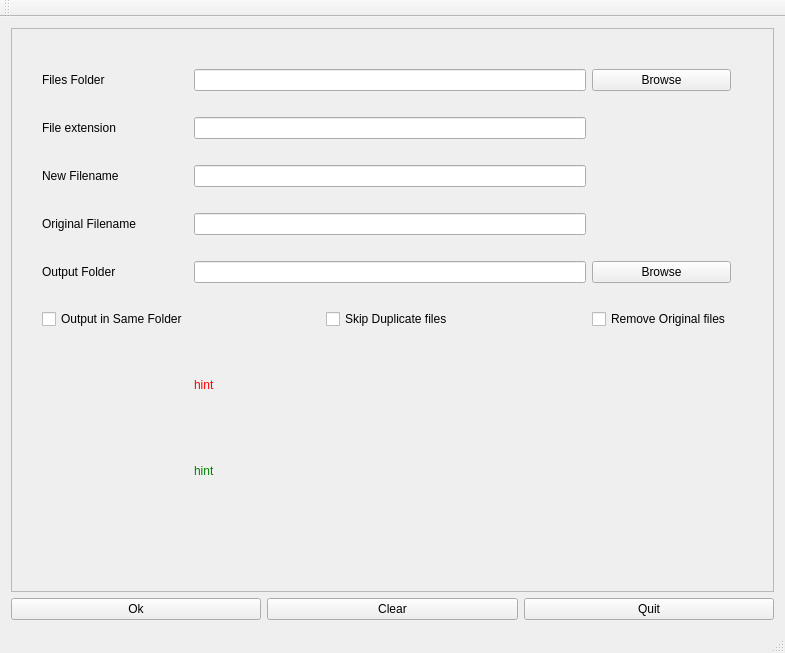
Before: the Qt Designer form UI/mainwindow.ui in EricChou66/namemodifier, drawn with Qt 5.
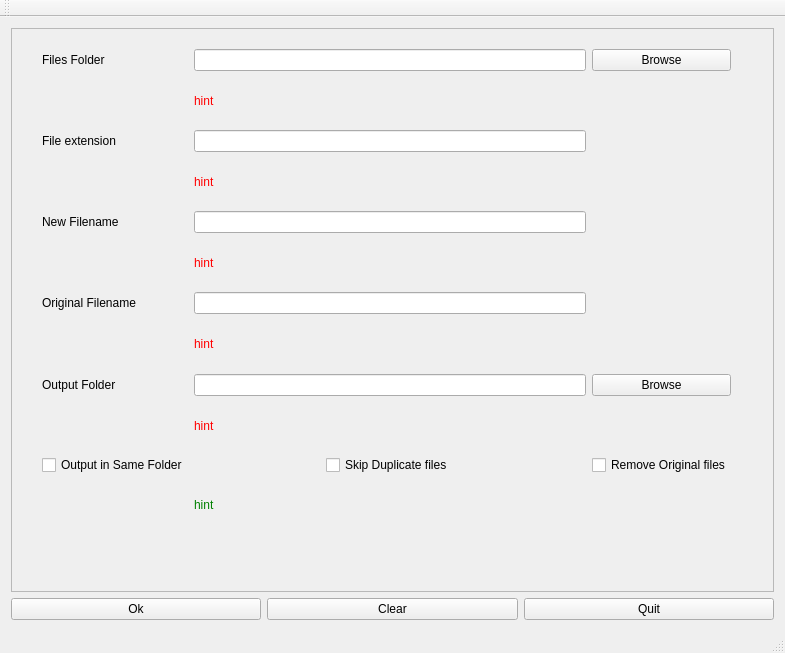
After: the same form once the commit is applied.

Commit message: wrap text in hint label

The edit to the form file:
```diff
--- a/UI/mainwindow.ui
+++ b/UI/mainwindow.ui
@@ -57,114 +57,31 @@
         </rect>
        </property>
        <layout class="QGridLayout" name="gridLayout_3">
-        <item row="11" column="1">
-         <widget class="QLabel" name="instruLabel">
-          <property name="maximumSize">
-           <size>
-            <width>500</width>
-            <height>60</height>
-           </size>
-          </property>
-          <property name="styleSheet">
-           <string notr="true">color:green</string>
-          </property>
+        <item row="13" column="0">
+         <widget class="QCheckBox" name="samefoldBox">
           <property name="text">
-           <string>hint</string>
+           <string>Output in Same Folder</string>
           </property>
-          <property name="margin">
-           <number>0</number>
-          </property>
-          <property name="indent">
-           <number>0</number>
-          </property>
          </widget>
         </item>
-        <item row="6" column="1">
-         <widget class="QLineEdit" name="outputStr">
+        <item row="2" column="1">
+         <widget class="QLineEdit" name="extStr">
           <property name="readOnly">
-           <bool>true</bool>
-          </property>
-          <property name="clearButtonEnabled">
            <bool>false</bool>
           </property>
          </widget>
         </item>
-        <item row="3" column="1">
-         <widget class="QLineEdit" name="originalfnStr">
-          <property name="readOnly">
-           <bool>false</bool>
-          </property>
-          <property name="clearButtonEnabled">
-           <bool>false</bool>
-          </property>
-         </widget>
-        </item>
-        <item row="0" column="0" alignment="Qt::AlignLeft">
-         <widget class="QLabel" name="folderLabel">
-          <property name="text">
-           <string>Files Folder</string>
-          </property>
-          <property name="indent">
-           <number>0</number>
-          </property>
-         </widget>
-        </item>
-        <item row="6" column="0" alignment="Qt::AlignLeft">
-         <widget class="QLabel" name="outputLabel">
-          <property name="text">
-           <string>Output Folder</string>
-          </property>
-          <property name="indent">
-           <number>0</number>
-          </property>
-         </widget>
-        </item>
-        <item row="0" column="2">
-         <widget class="QPushButton" name="folderBtn">
-          <property name="text">
-           <string>Browse</string>
-          </property>
-         </widget>
-        </item>
         <item row="0" column="1">
          <widget class="QLineEdit" name="folderStr">
           <property name="enabled">
            <bool>true</bool>
           </property>
           <property name="readOnly">
-           <bool>true</bool>
-          </property>
-         </widget>
-        </item>
-        <item row="2" column="1">
-         <widget class="QLineEdit" name="newfilenameStr">
-          <property name="readOnly">
            <bool>false</bool>
           </property>
          </widget>
         </item>
-        <item row="6" column="2">
-         <widget class="QPushButton" name="outputBtn">
-          <property name="text">
-           <string>Browse</string>
-          </property>
-         </widget>
-        </item>
-        <item row="9" column="2">
-         <widget class="QCheckBox" name="removeBox">
-          <property name="text">
-           <string>Remove Original files</string>
-          </property>
-         </widget>
-        </item>
-        <item row="9" column="0">
-         <widget class="QCheckBox" name="samefoldBox">
-          <property name="text">
-           <string>Output in Same Folder</string>
-          </property>
-         </widget>
-        </item>
-        <item row="1" column="0" alignment="Qt::AlignLeft">
+        <item row="2" column="0" alignment="Qt::AlignLeft">
          <widget class="QLabel" name="extLabel">
           <property name="text">
            <string>File extension</string>
@@ -174,7 +91,68 @@
           </property>
          </widget>
         </item>
-        <item row="2" column="0" alignment="Qt::AlignLeft">
+        <item row="6" column="0" alignment="Qt::AlignLeft">
+         <widget class="QLabel" name="originalfnLabel">
+          <property name="text">
+           <string>Original Filename</string>
+          </property>
+          <property name="indent">
+           <number>0</number>
+          </property>
+         </widget>
+        </item>
+        <item row="13" column="2">
+         <widget class="QCheckBox" name="removeBox">
+          <property name="text">
+           <string>Remove Original files</string>
+          </property>
+         </widget>
+        </item>
+        <item row="0" column="0" alignment="Qt::AlignLeft">
+         <widget class="QLabel" name="folderLabel">
+          <property name="text">
+           <string>Files Folder</string>
+          </property>
+          <property name="indent">
+           <number>0</number>
+          </property>
+         </widget>
+        </item>
+        <item row="10" column="1">
+         <widget class="QLineEdit" name="outputStr">
+          <property name="readOnly">
+           <bool>false</bool>
+          </property>
+          <property name="clearButtonEnabled">
+           <bool>false</bool>
+          </property>
+         </widget>
+        </item>
+        <item row="4" column="1">
+         <widget class="QLineEdit" name="newfilenameStr">
+          <property name="readOnly">
+           <bool>false</bool>
+          </property>
+         </widget>
+        </item>
+        <item row="10" column="2">
+         <widget class="QPushButton" name="outputBtn">
+          <property name="text">
+           <string>Browse</string>
+          </property>
+         </widget>
+        </item>
+        <item row="6" column="1">
+         <widget class="QLineEdit" name="originalfnStr">
+          <property name="readOnly">
+           <bool>false</bool>
+          </property>
+          <property name="clearButtonEnabled">
+           <bool>false</bool>
+          </property>
+         </widget>
+        </item>
+        <item row="4" column="0" alignment="Qt::AlignLeft">
          <widget class="QLabel" name="newfilenamLabel">
           <property name="text">
            <string>New Filename</string>
@@ -187,32 +165,107 @@
           </property>
          </widget>
         </item>
-        <item row="9" column="1" alignment="Qt::AlignHCenter">
+        <item row="3" column="1">
+         <widget class="QLabel" name="exthintLabel">
+          <property name="maximumSize">
+           <size>
+            <width>500</width>
+            <height>60</height>
+           </size>
+          </property>
+          <property name="styleSheet">
+           <string notr="true">color:red</string>
+          </property>
+          <property name="text">
+           <string>hint</string>
+          </property>
+          <property name="wordWrap">
+           <bool>true</bool>
+          </property>
+          <property name="margin">
+           <number>0</number>
+          </property>
+          <property name="indent">
+           <number>0</number>
+          </property>
+         </widget>
+        </item>
+        <item row="1" column="1">
+         <widget class="QLabel" name="folderhintLabel">
+          <property name="maximumSize">
+           <size>
+            <width>500</width>
+            <height>60</height>
+           </size>
+          </property>
+          <property name="styleSheet">
+           <string notr="true">color:red</string>
+          </property>
+          <property name="text">
+           <string>hint</string>
+          </property>
+          <property name="wordWrap">
+           <bool>true</bool>
+          </property>
+          <property name="margin">
+           <number>0</number>
+          </property>
+          <property name="indent">
+           <number>0</number>
+          </property>
+         </widget>
+        </item>
+        <item row="13" column="1" alignment="Qt::AlignHCenter">
          <widget class="QCheckBox" name="skipdupBox">
           <property name="text">
            <string>Skip Duplicate files</string>
           </property>
          </widget>
         </item>
-        <item row="1" column="1">
-         <widget class="QLineEdit" name="extStr">
-          <property name="readOnly">
-           <bool>false</bool>
+        <item row="10" column="0" alignment="Qt::AlignLeft">
+         <widget class="QLabel" name="outputLabel">
+          <property name="text">
+           <string>Output Folder</string>
           </property>
+          <property name="indent">
+           <number>0</number>
+          </property>
          </widget>
         </item>
-        <item row="3" column="0" alignment="Qt::AlignLeft">
-         <widget class="QLabel" name="originalfnLabel">
+        <item row="0" column="2">
+         <widget class="QPushButton" name="folderBtn">
           <property name="text">
-           <string>Original Filename</string>
+           <string>Browse</string>
           </property>
+         </widget>
+        </item>
+        <item row="5" column="1">
+         <widget class="QLabel" name="newnamehintLabel">
+          <property name="maximumSize">
+           <size>
+            <width>500</width>
+            <height>60</height>
+           </size>
+          </property>
+          <property name="styleSheet">
+           <string notr="true">color:red</string>
+          </property>
+          <property name="text">
+           <string>hint</string>
+          </property>
+          <property name="wordWrap">
+           <bool>true</bool>
+          </property>
+          <property name="margin">
+           <number>0</number>
+          </property>
           <property name="indent">
            <number>0</number>
           </property>
          </widget>
         </item>
-        <item row="10" column="1">
-         <widget class="QLabel" name="hintLabel">
+        <item row="15" column="1">
+         <widget class="QLabel" name="instruLabel">
           <property name="maximumSize">
            <size>
             <width>500</width>
@@ -220,10 +273,60 @@
            </size>
           </property>
           <property name="styleSheet">
+           <string notr="true">color:green</string>
+          </property>
+          <property name="text">
+           <string>hint</string>
+          </property>
+          <property name="margin">
+           <number>0</number>
+          </property>
+          <property name="indent">
+           <number>0</number>
+          </property>
+         </widget>
+        </item>
+        <item row="11" column="1">
+         <widget class="QLabel" name="outputhintLabel">
+          <property name="maximumSize">
+           <size>
+            <width>500</width>
+            <height>60</height>
+           </size>
+          </property>
+          <property name="styleSheet">
            <string notr="true">color:red</string>
           </property>
           <property name="text">
            <string>hint</string>
+          </property>
+          <property name="wordWrap">
+           <bool>true</bool>
+          </property>
+          <property name="margin">
+           <number>0</number>
+          </property>
+          <property name="indent">
+           <number>0</number>
+          </property>
+         </widget>
+        </item>
+        <item row="9" column="1">
+         <widget class="QLabel" name="originalhintLabel">
+          <property name="maximumSize">
+           <size>
+            <width>500</width>
+            <height>60</height>
+           </size>
+          </property>
+          <property name="styleSheet">
+           <string notr="true">color:red</string>
+          </property>
+          <property name="text">
+           <string>hint</string>
+          </property>
+          <property name="wordWrap">
+           <bool>true</bool>
           </property>
           <property name="margin">
            <number>0</number>
```
Left out of the diff: 28 changed lines with no effect on the pictures.
